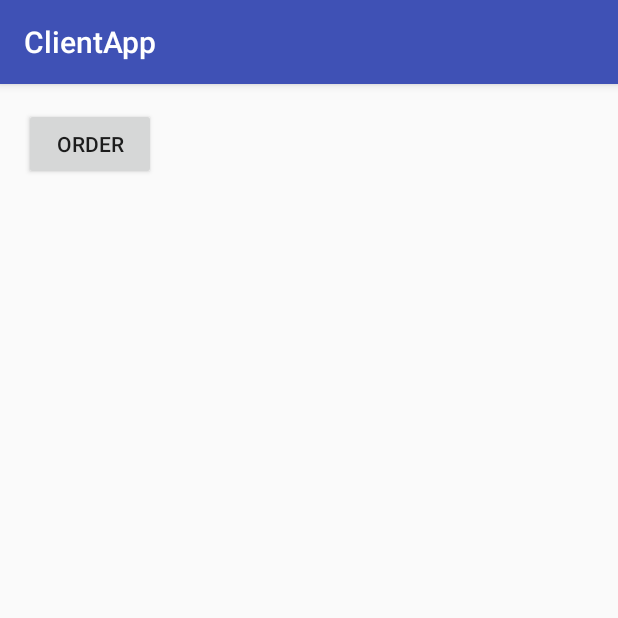
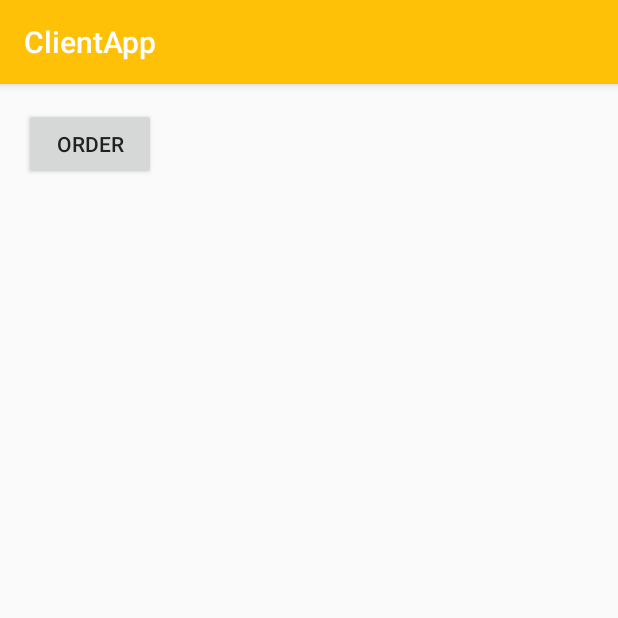
Before and after one commit to BFranzcesco/MerchantAppAndroid, an Android app: the screen it shows after launch (MainActivity), on a phone screen of 412 x 824 dp, the top half of it. Run offline under Robolectric (Android 15) with nearby library versions, the phone set to English and light mode, and no system bars; our stand-ins replace ButterKnife.

Commit message:
updates client app color palette

```diff
--- a/client/src/main/res/values/colors.xml
+++ b/client/src/main/res/values/colors.xml
@@ -1,6 +1,10 @@
 <?xml version="1.0" encoding="utf-8"?>
 <resources>
-    <color name="colorPrimary">#3F51B5</color>
-    <color name="colorPrimaryDark">#303F9F</color>
+    <color name="colorPrimary">#FFC107</color>
+    <color name="colorPrimaryDark">#FFA000</color>
+    <color name="primary_light">#FFECB3</color>
     <color name="colorAccent">#FF4081</color>
+    <color name="textColorPrimary">#212121</color>
+    <color name="textColorSecondary">#727272</color>
+    <color name="divider">#B6B6B6</color>
 </resources>
--- a/client/src/main/res/values/styles.xml
+++ b/client/src/main/res/values/styles.xml
@@ -6,6 +6,9 @@
         <item name="colorPrimary">@color/colorPrimary</item>
         <item name="colorPrimaryDark">@color/colorPrimaryDark</item>
         <item name="colorAccent">@color/colorAccent</item>
+        <item name="android:textColorPrimary">@color/textColorPrimary</item>
+        <item name="android:textColorSecondary">@color/textColorSecondary</item>
+
     </style>
 
 </resources>
```
